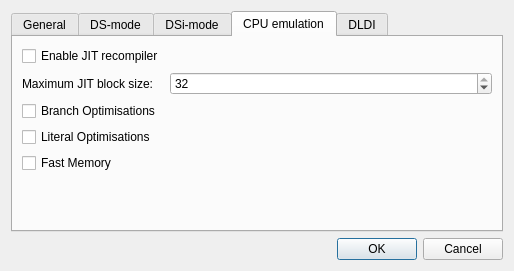
melonDS-emu/melonDS, file src/frontend/qt_sdl/EmuSettingsDialog.ui: the form before one commit.
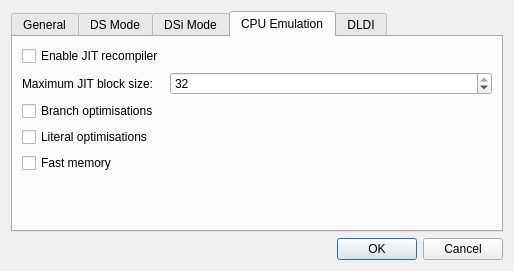
The form after the commit. The open tabs and pages were chosen to show the change. Custom widgets are drawn as their Qt base class.

Commit message: Improve consistency of labels in the UI

The edit to the form file:
```diff
--- a/src/frontend/qt_sdl/EmuSettingsDialog.ui
+++ b/src/frontend/qt_sdl/EmuSettingsDialog.ui
@@ -86,7 +86,7 @@
      </widget>
      <widget class="QWidget" name="tab_2">
       <attribute name="title">
-       <string>DS-mode</string>
+       <string>DS Mode</string>
       </attribute>
       <layout class="QGridLayout" name="gridLayout">
        <item row="1" column="1">
@@ -193,7 +193,7 @@
      </widget>
      <widget class="QWidget" name="tab_4">
       <attribute name="title">
-       <string>DSi-mode</string>
+       <string>DSi Mode</string>
       </attribute>
       <layout class="QGridLayout" name="gridLayout_2">
        <item row="1" column="1">
@@ -321,7 +321,7 @@
      </widget>
      <widget class="QWidget" name="tab_3">
       <attribute name="title">
-       <string>CPU emulation</string>
+       <string>CPU Emulation</string>
       </attribute>
       <layout class="QFormLayout" name="formLayout_5">
        <item row="0" column="0">
@@ -354,21 +354,21 @@
        <item row="2" column="0">
         <widget class="QCheckBox" name="chkJITBranchOptimisations">
          <property name="text">
-          <string>Branch Optimisations</string>
+          <string>Branch optimisations</string>
          </property>
         </widget>
        </item>
        <item row="3" column="0">
         <widget class="QCheckBox" name="chkJITLiteralOptimisations">
          <property name="text">
-          <string>Literal Optimisations</string>
+          <string>Literal optimisations</string>
          </property>
         </widget>
        </item>
        <item row="4" column="0">
         <widget class="QCheckBox" name="chkJITFastMemory">
          <property name="text">
-          <string>Fast Memory</string>
+          <string>Fast memory</string>
          </property>
         </widget>
        </item>
```
Left out of the diff: 20 changed lines with no effect on the pictures. The commit also changes 6 other files.
